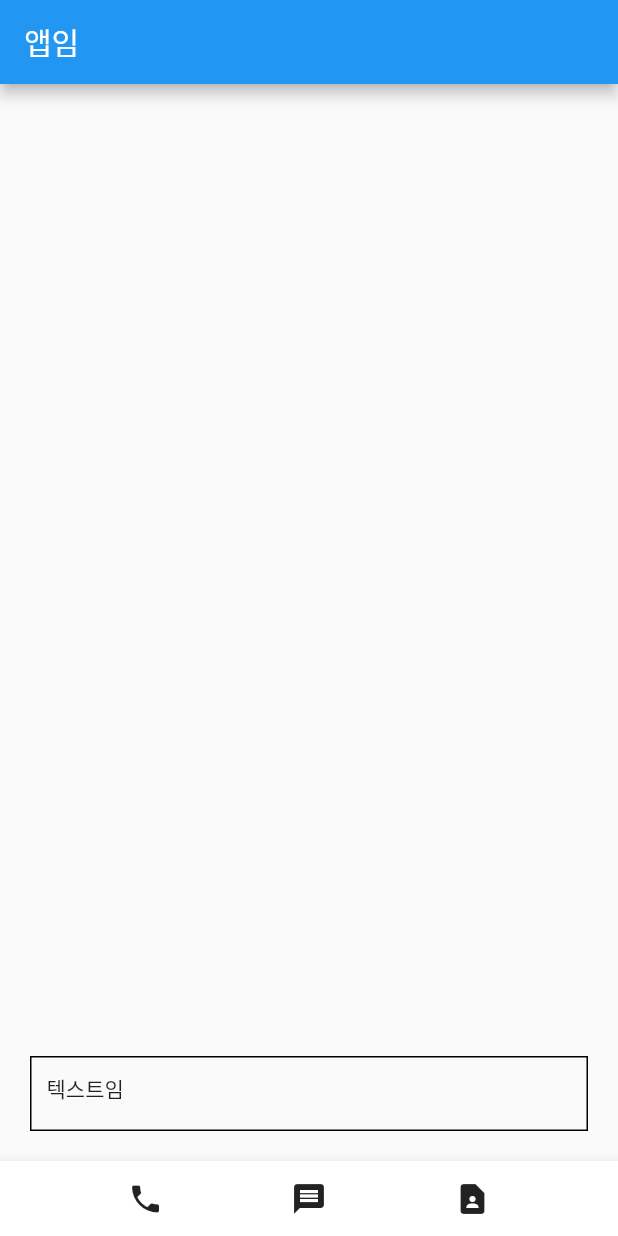
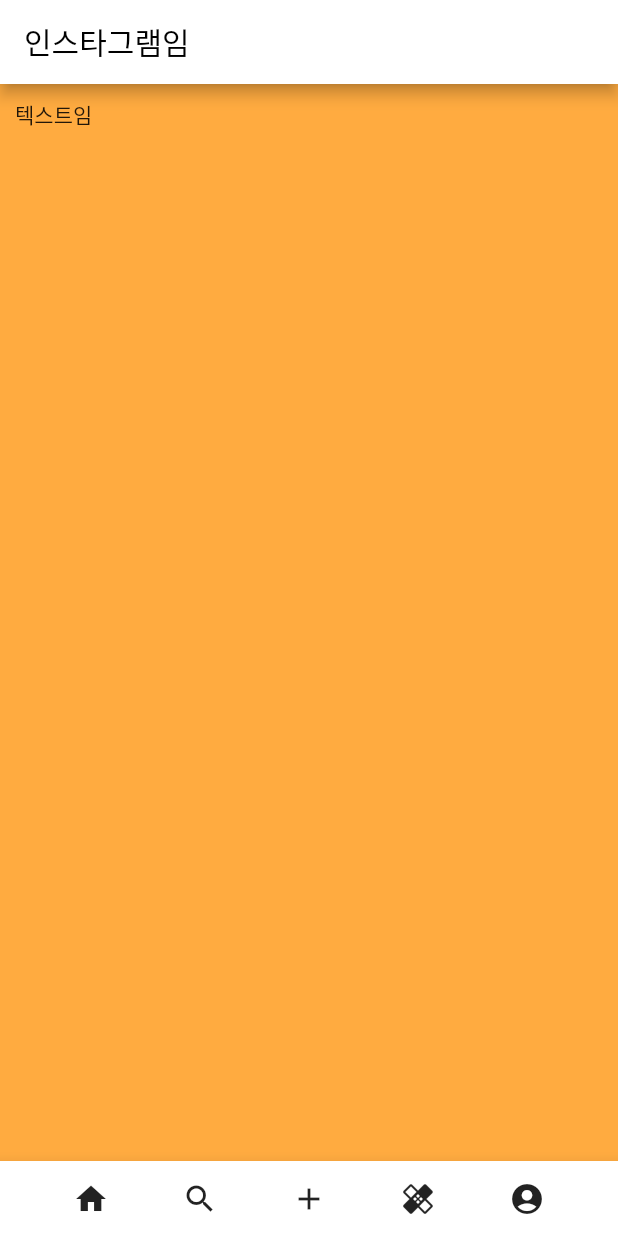
Before and after one commit to Project-TRIBE-kaist/AJS, a Flutter app: the screen it shows after launch, on a phone screen of 412 x 824 dp. Run offline on Flutter 3.47's test engine with Material 2 defaults, Android fonts, the light colour scheme and no system bars.

Commit message:
인스타 스타일로 디자인 시작

```diff
--- /dev/null
+++ b/lib/home_page.dart
@@ -0,0 +1,43 @@
+import 'package:flutter/material.dart';
+
+class HomePage extends StatelessWidget {
+  const HomePage({
+    Key? key,
+  }) : super(key: key);
+
+  @override
+  Widget build(BuildContext context) {
+    return Scaffold(
+      appBar: AppBar(
+        title: Text('인스타그램임', style: TextStyle(color: Colors.black) ),
+        backgroundColor: Colors.white,
+      ),
+      body: Align(
+        alignment: Alignment.bottomCenter,
+        child: Container(
+          width: double.infinity, height:double.infinity,
+          color:Colors.orangeAccent,
+          //margin: EdgeInsets.all(20),
+          padding: EdgeInsets.all(10),
+          child: Text('텍스트임'),
+        ),
+      ),
+      bottomNavigationBar: BottomAppBar(
+        child: SizedBox(
+          height: 50,
+          child: Row(
+
+            mainAxisAlignment: MainAxisAlignment.spaceEvenly,
+            children: [
+              Icon(Icons.home),
+              Icon(Icons.search),
+              Icon(Icons.add),
+              Icon(Icons.healing),
+              Icon(Icons.account_circle),
+            ],
+          ),
+        ),
+      ), //BottomAppBar
+    );
+  }
+}
--- a/lib/main.dart
+++ b/lib/main.dart
@@ -1,4 +1,5 @@
 import 'package:flutter/material.dart';
+import 'package:tribe_v3/home_page.dart';
 
 void main() {
   runApp(const MyApp());
@@ -8,36 +9,7 @@ class MyApp extends StatelessWidget {
   @override
   Widget build(BuildContext context) {
     return MaterialApp(
-      home: Scaffold(
-        appBar: AppBar( title: Text('앱임')),
-        body: Align(
-          alignment: Alignment.bottomCenter,
-          child: Container(
-            width: double.infinity, height:50,
-            //color:Colors.blue,
-            margin: EdgeInsets.all(20),
-            padding: EdgeInsets.all(10),
-            child: Text('텍스트임'),
-            decoration: BoxDecoration(
-              border: Border.all(color: Colors.black),
-            ),
-          ),
-        ),
-        bottomNavigationBar: BottomAppBar(
-          child: SizedBox(
-            height: 50,
-            child: Row(
-
-              mainAxisAlignment: MainAxisAlignment.spaceEvenly,
-              children: [
-                Icon(Icons.phone),
-                Icon(Icons.message),
-                Icon(Icons.contact_page),
-              ],
-            ),
-          ),
-        ), //BottomAppBar
-      )
+      home: HomePage()
     );
   }
 }
```
